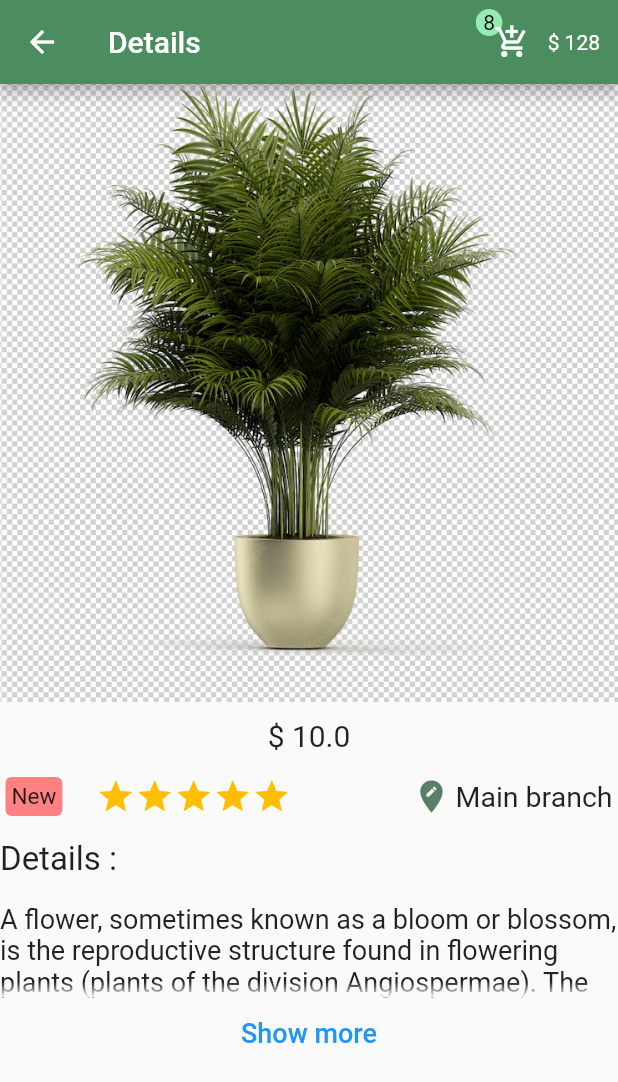
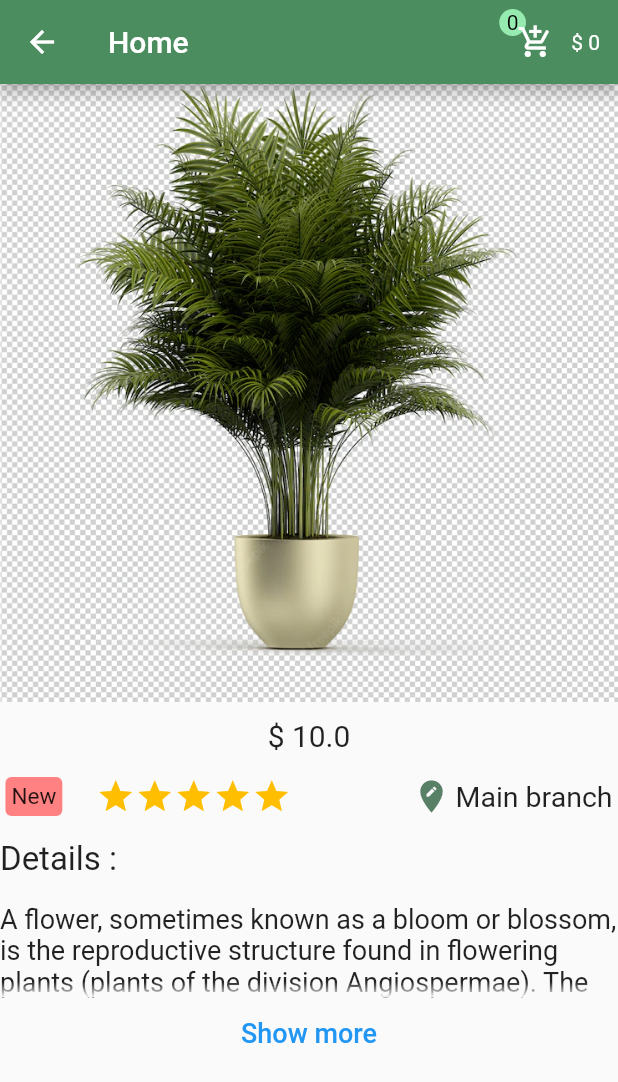
Before and after one commit to Eslam-Alaa-ZX/FlutterE-commerceTsak, a Flutter app: the Details screen opened directly with sample values from the repository, on a phone screen of 412 x 824 dp. Shown: the top 1082 px of the screen. Run offline on Flutter 3.47's test engine with Material 2 defaults, Android fonts, the light colour scheme and no system bars.

Commit message:
Eslam Alaa-Apply provider in details page.

```diff
--- a/lib/pages/details.dart
+++ b/lib/pages/details.dart
@@ -1,5 +1,7 @@
 import 'package:flutter/material.dart';
 import 'package:flutter_ecommarce_task/models/Items.dart';
+import 'package:flutter_ecommarce_task/provider/cart.dart';
+import 'package:provider/provider.dart';
 
 class Details extends StatefulWidget {
   final Item item;
@@ -15,22 +17,22 @@ class _DetailsState extends State<Details> {
 
   @override
   Widget build(BuildContext context) {
+    final data=Provider.of<Cart>(context);
     return SafeArea(
       child: Scaffold(
           appBar: AppBar(
             backgroundColor: const Color.fromARGB(255, 76, 141, 95),
-            title: const Text("Details"),
+            title: const Text("Home"),
             actions: [
-              Row(
-                children: [
+              Row(children: [
                 Stack(
                   children: [
                     Positioned(
                       bottom: 24,
                       child: Container(
-                            child: const Text(
-                              "8",
-                              style: TextStyle(
+                          child: Text(
+                            "${data.selectedItems.length}",
+                            style: const TextStyle(
                                 color: Color.fromARGB(255, 0, 0, 0)),
                           ),
                           padding: const EdgeInsets.all(5),
@@ -44,12 +46,11 @@ class _DetailsState extends State<Details> {
                     ),
                   ],
                 ),
-                  const Padding(
-                    padding: EdgeInsets.only(right: 12),
-                    child: Text("\$ 128"),
-                  )
-                ],
-              )
+                Padding(
+                  padding: const EdgeInsets.only(right: 12),
+                  child: Text("\$ ${data.totalPrice}"),
+                ),
+              ]),
             ],
           ),
           body: SingleChildScrollView(
```
Lines whose indentation alone changed are shown as unchanged.
